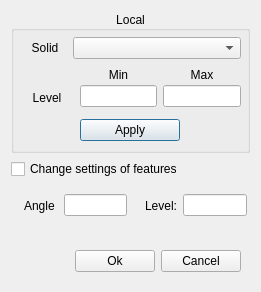
orientalinformation/foamnode, file DMesh_Widget/w_meshstlrefineadvance.ui: the form before one commit.
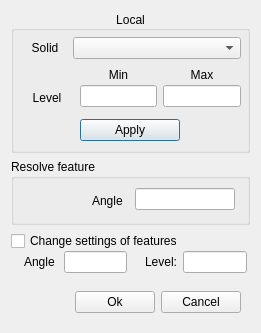
The form after the commit.

Commit message: Fix open only one DMesh, and Add resolve angle

```diff
--- a/DMesh_Widget/w_meshstlrefineadvance.ui
+++ b/DMesh_Widget/w_meshstlrefineadvance.ui
@@ -7,7 +7,7 @@
     <x>0</x>
     <y>0</y>
     <width>261</width>
-    <height>292</height>
+    <height>303</height>
    </rect>
   </property>
   <property name="windowTitle">
@@ -233,6 +233,68 @@
      </layout>
     </widget>
    </item>
+   <item>
+    <widget class="QGroupBox" name="groupBox">
+     <property name="title">
+      <string>Resolve feature</string>
+     </property>
+     <layout class="QHBoxLayout" name="horizontalLayout_3">
+      <item>
+       <widget class="QLabel" name="label_87">
+        <property name="sizePolicy">
+         <sizepolicy hsizetype="Preferred" vsizetype="Expanding">
+          <horstretch>0</horstretch>
+          <verstretch>0</verstretch>
+         </sizepolicy>
+        </property>
+        <property name="text">
+         <string>Angle </string>
+        </property>
+        <property name="alignment">
+         <set>Qt::AlignRight|Qt::AlignTrailing|Qt::AlignVCenter</set>
+        </property>
+       </widget>
+      </item>
+      <item>
+       <widget class="QFrame" name="frame_129">
+        <layout class="QVBoxLayout" name="verticalLayout_126">
+         <property name="spacing">
+          <number>3</number>
+         </property>
+         <property name="leftMargin">
+          <number>3</number>
+         </property>
+         <property name="topMargin">
+          <number>0</number>
+         </property>
+         <property name="rightMargin">
+          <number>3</number>
+         </property>
+         <property name="bottomMargin">
+          <number>3</number>
+         </property>
+         <item>
+          <widget class="QLineEdit" name="txt_ResolveFeatureAngle">
+           <property name="sizePolicy">
+            <sizepolicy hsizetype="Preferred" vsizetype="Fixed">
+             <horstretch>0</horstretch>
+             <verstretch>0</verstretch>
+            </sizepolicy>
+           </property>
+           <property name="maximumSize">
+            <size>
+             <width>100</width>
+             <height>16777215</height>
+            </size>
+           </property>
+          </widget>
+         </item>
+        </layout>
+       </widget>
+      </item>
+     </layout>
+    </widget>
+   </item>
    <item>
     <widget class="QFrame" name="frame_MeshSurfaceFeaturesCB">
      <layout class="QVBoxLayout" name="verticalLayout_87">
```
Left out of the diff: 33 changed lines with no effect on the pictures. The commit also changes 6 other files.
